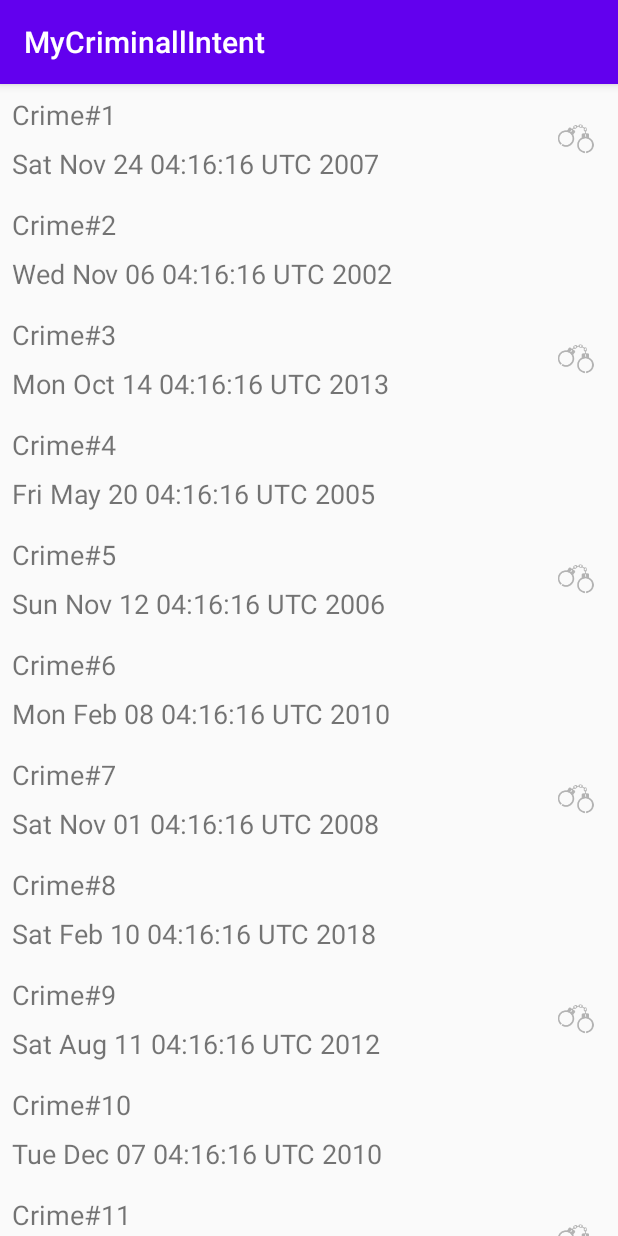
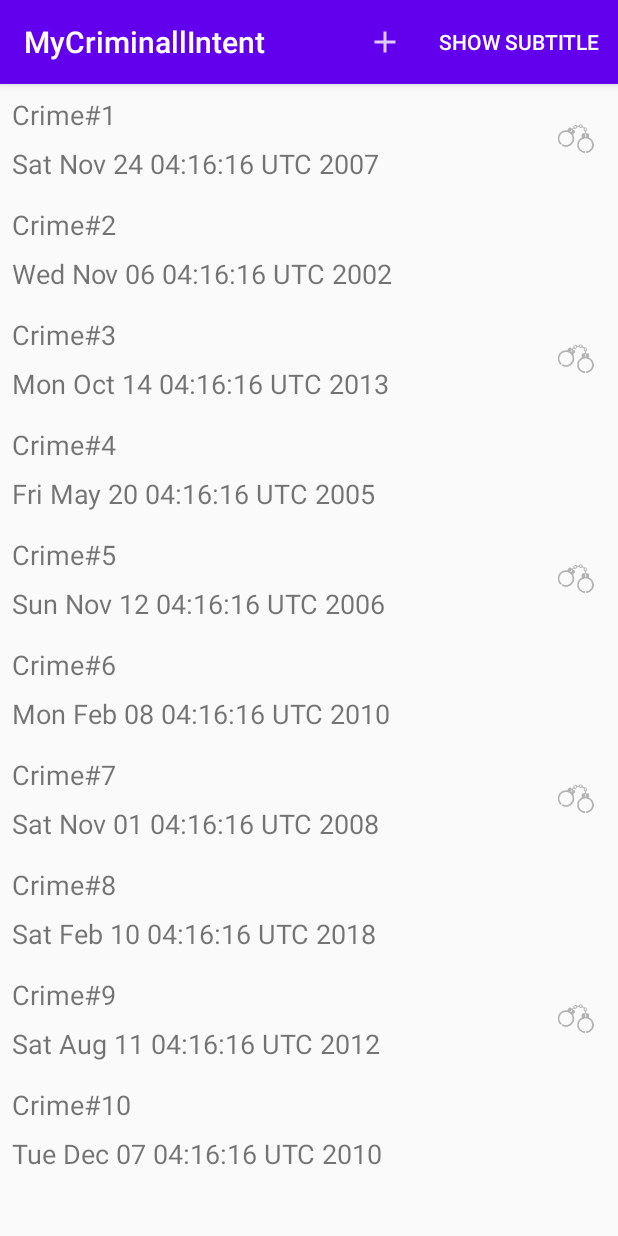
Before and after one commit to ZakaryaRoohi/MyCriminallIntent, an Android app: the screen it shows after launch (CrimeListActivity), on a phone screen of 412 x 824 dp. Run offline under Robolectric (Android 15) with nearby library versions, the phone set to English and light mode, and no system bars.

Commit message:
add menu to CrimeListFragment new crime button to add a crime subtitle button to show number of Crimes in SubTitle support configuration Change

```diff
--- a/app/src/main/java/com/example/mycriminallintent/controller/activity/CrimeDetailActivity.java
+++ b/app/src/main/java/com/example/mycriminallintent/controller/activity/CrimeDetailActivity.java
@@ -6,6 +6,7 @@ import androidx.fragment.app.Fragment;
 import android.content.Context;
 import android.content.Intent;
 import android.os.Bundle;
+import android.util.Log;
 
 import com.example.mycriminallintent.controller.fragment.CrimeDetailFragment;
 import com.example.mycriminallintent.controller.fragment.CrimeListFragment;
@@ -15,6 +16,7 @@ import java.util.UUID;
 public class CrimeDetailActivity extends SingleFragmentActivity {
 
     public static final String EXTRA_CRIME_ID = "com.example.mycriminallintent.controller.activity.extraCrimeId";
+    public static final String CDF = "createFragment";
 
     /**
      * every component that want to start activity must
@@ -34,7 +36,6 @@ public class CrimeDetailActivity extends SingleFragmentActivity {
 
     @Override
     public Fragment createFragment() {
-
         UUID crimeId = (UUID) getIntent().getSerializableExtra(EXTRA_CRIME_ID);
         /**
          * this type of setArgument is not simply and illegible
--- a/app/src/main/java/com/example/mycriminallintent/controller/activity/CrimeListActivity.java
+++ b/app/src/main/java/com/example/mycriminallintent/controller/activity/CrimeListActivity.java
@@ -6,6 +6,7 @@ import androidx.fragment.app.Fragment;
 import android.content.Context;
 import android.content.Intent;
 import android.os.Bundle;
+import android.util.Log;
 
 import com.example.mycriminallintent.R;
 import com.example.mycriminallintent.controller.fragment.CrimeListFragment;
@@ -17,6 +18,7 @@ public class CrimeListActivity extends SingleFragmentActivity {
         return intent;
     }
 
+
     @Override
     public Fragment createFragment() {
         return  CrimeListFragment.newInstance();
--- a/app/src/main/java/com/example/mycriminallintent/controller/fragment/CrimeListFragment.java
+++ b/app/src/main/java/com/example/mycriminallintent/controller/fragment/CrimeListFragment.java
@@ -4,12 +4,16 @@ import android.content.Intent;
 import android.os.Bundle;
 
 import androidx.annotation.NonNull;
+import androidx.appcompat.app.AppCompatActivity;
 import androidx.fragment.app.Fragment;
 import androidx.recyclerview.widget.LinearLayoutManager;
 import androidx.recyclerview.widget.RecyclerView;
 
 import android.util.Log;
 import android.view.LayoutInflater;
+import android.view.Menu;
+import android.view.MenuInflater;
+import android.view.MenuItem;
 import android.view.View;
 import android.view.ViewGroup;
 import android.widget.ImageView;
@@ -26,10 +30,13 @@ import java.util.List;
 
 public class CrimeListFragment extends Fragment {
 
+    public static final String BUNDLE_IS_SUBTITLE_VISIBLE = "isSubtitleVisible";
     private RecyclerView mRecyclerView;
     private IRepository<Crime> mRepository;
     private CrimeAdapter mCrimeAdapter;
     private int mPosition;
+
+    private boolean mIsSubtitleVisible = false;
 
     public CrimeListFragment() {
         // Required empty public constructor
@@ -40,6 +47,11 @@ public class CrimeListFragment extends Fragment {
     public void onCreate(Bundle savedInstanceState) {
         super.onCreate(savedInstanceState);
         mRepository = CrimeRepository.getInstance();
+        setHasOptionsMenu(true);
+        if(savedInstanceState!=null)
+            mIsSubtitleVisible = savedInstanceState.getBoolean(BUNDLE_IS_SUBTITLE_VISIBLE,false);
+
+
     }
 
     public static CrimeListFragment newInstance() {
@@ -63,6 +75,60 @@ public class CrimeListFragment extends Fragment {
         return view;
     }
 
+    @Override
+    public void onCreateOptionsMenu(@NonNull Menu menu, @NonNull MenuInflater inflater) {
+        inflater.inflate(R.menu.menu_crime_list, menu);
+        updateMenuItemSubtitle(menu.findItem(R.id.menu_item_subtitle));
+
+    }
+
+    @Override
+    public boolean onOptionsItemSelected(@NonNull MenuItem item) {
+        switch (item.getItemId()) {
+            case R.id.menu_item_new_crime:
+                addCrime();
+                return true;
+            case R.id.menu_item_subtitle:
+                mIsSubtitleVisible = !mIsSubtitleVisible;
+                updateSubtitle();
+                getActivity().invalidateOptionsMenu();
+                return true;
+            default:
+                return super.onOptionsItemSelected(item);
+        }
+    }
+
+    private void updateMenuItemSubtitle(@NonNull MenuItem item) {
+        if (mIsSubtitleVisible)
+            item.setTitle("Hide SubTitle");
+        else
+            item.setTitle("Show subTitle");
+    }
+
+    @Override
+    public void onSaveInstanceState(@NonNull Bundle outState) {
+        super.onSaveInstanceState(outState);
+        outState.putBoolean(BUNDLE_IS_SUBTITLE_VISIBLE,mIsSubtitleVisible);
+    }
+
+    private void addCrime() {
+        IRepository repository = CrimeRepository.getInstance();
+        Crime crime = new Crime();
+        repository.insert(crime);
+        Intent intent = CrimePagerActivity.newIntent(getActivity(), crime.getId());
+        startActivity(intent);
+    }
+
+    private void updateSubtitle() {
+        AppCompatActivity activity = (AppCompatActivity) getActivity();
+        int numberOfCrimes = mRepository.getList().size();
+        String crimesString = getString(R.string.subtitle_format, numberOfCrimes);
+
+        if (!mIsSubtitleVisible)
+            crimesString = null;
+        activity.getSupportActionBar().setSubtitle(crimesString);
+    }
+
     private void findViews(View view) {
         mRecyclerView = view.findViewById(R.id.recycler_view_crimes);
     }
@@ -73,6 +139,7 @@ public class CrimeListFragment extends Fragment {
         private ImageView mImageViewSolved;
 
         private Crime mCrime;
+
         public CrimeHolder2(@NonNull View itemView) {
             super(itemView);
             mTextViewTitle = itemView.findViewById(R.id.list_row_crime_title);
@@ -91,6 +158,7 @@ public class CrimeListFragment extends Fragment {
             });
 
         }
+
         public void bindCrime(Crime crime) {
             mCrime = crime;
             mTextViewTitle.setText(crime.getTitle());
@@ -220,6 +288,7 @@ public class CrimeListFragment extends Fragment {
         } else {
             mCrimeAdapter.notifyItemChanged(mPosition);
         }
+        updateSubtitle();
     }
 
     @Override
--- a/app/src/main/java/com/example/mycriminallintent/repository/CrimeRepository.java
+++ b/app/src/main/java/com/example/mycriminallintent/repository/CrimeRepository.java
@@ -7,7 +7,7 @@ import java.util.List;
 import java.util.UUID;
 
 public class CrimeRepository implements IRepository<Crime> {
-    private static final int NUMBER_OF_CRIMES = 100;
+    private static final int NUMBER_OF_CRIMES = 10;
     private static CrimeRepository sCrimeRepository;
     private List<Crime> mCrimes;
     private int position;
--- /dev/null
+++ b/app/src/main/res/drawable-anydpi/ic_menu_add.xml
@@ -0,0 +1,11 @@
+<vector xmlns:android="http://schemas.android.com/apk/res/android"
+    android:width="24dp"
+    android:height="24dp"
+    android:viewportWidth="24"
+    android:viewportHeight="24"
+    android:tint="#FFFFFF"
+    android:alpha="0.8">
+  <path
+      android:fillColor="@android:color/white"
+      android:pathData="M19,13h-6v6h-2v-6H5v-2h6V5h2v6h6v2z"/>
+</vector>
--- /dev/null
+++ b/app/src/main/res/menu/menu_crime_detail.xml
@@ -0,0 +1,6 @@
+<?xml version="1.0" encoding="utf-8"?>
+<menu xmlns:app="http://schemas.android.com/apk/res-auto"
+    xmlns:android="http://schemas.android.com/apk/res/android">
+
+    <item android:title="Item" />
+</menu>
--- /dev/null
+++ b/app/src/main/res/menu/menu_crime_list.xml
@@ -0,0 +1,15 @@
+<?xml version="1.0" encoding="utf-8"?>
+<menu
+    xmlns:app="http://schemas.android.com/apk/res-auto"
+    xmlns:android="http://schemas.android.com/apk/res/android">
+
+    <item
+        android:id="@+id/menu_item_new_crime"
+        android:icon="@drawable/ic_menu_add"
+        android:title="@string/new_crime"
+        app:showAsAction="ifRoom|withText" />
+    <item
+        android:id="@+id/menu_item_subtitle"
+        android:title="@string/show_subtitle"
+        app:showAsAction="ifRoom|withText" />
+</menu>
--- a/app/src/main/res/values/strings.xml
+++ b/app/src/main/res/values/strings.xml
@@ -7,4 +7,7 @@
     <string name="enter_a_title_for_the_crime">Enter a title for the crime.</string>
     <string name="title">Title</string>
     <string name="date_picker_title">Date Of Crime</string>
+    <string name="new_crime">New Crime</string>
+    <string name="show_subtitle">show subtitle</string>
+    <string name="subtitle_format">%1$d crimes</string>
 </resources>
--- a/app/src/main/res/values/styles.xml
+++ b/app/src/main/res/values/styles.xml
@@ -1,6 +1,6 @@
 <resources>
     <!-- Base application theme. -->
-    <style name="AppTheme" parent="Theme.AppCompat.Light.DarkActionBar">
+    <style name="AppTheme" parent="Theme.AppCompat.DayNight.DarkActionBar">
         <!-- Customize your theme here. -->
         <item name="colorPrimary">@color/colorPrimary</item>
         <item name="colorPrimaryDark">@color/colorPrimaryDark</item>
```
Also changed, not shown: app/src/main/res/drawable-hdpi/ic_menu_add.png (added), app/src/main/res/drawable-mdpi/ic_menu_add.png (added), app/src/main/res/drawable-xhdpi/ic_menu_add.png (added), app/src/main/res/drawable-xxhdpi/ic_menu_add.png (added), app/src/main/res/mipmap-hdpi/ic_launcher_round.png (deleted).
